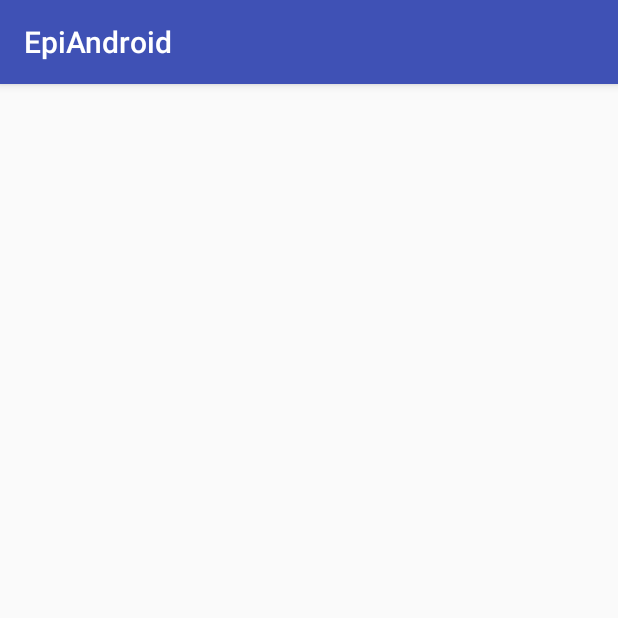
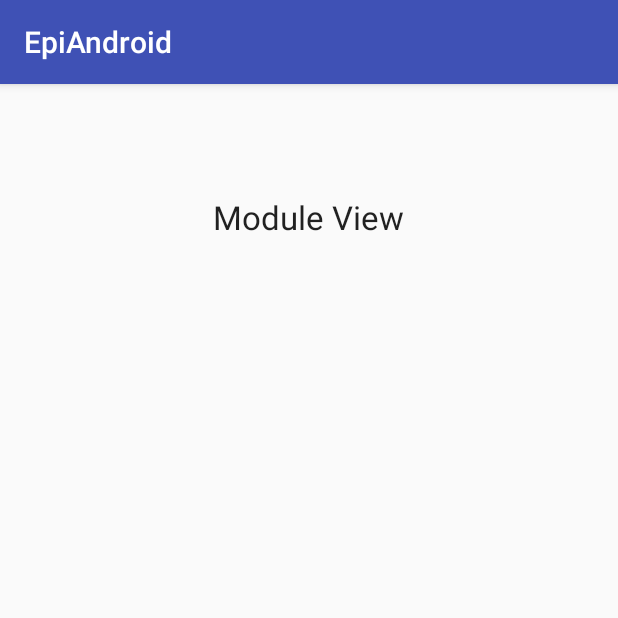
Before and after one commit to dorianamouroux/intra-epitech-client-android, an Android app: the HomeActivity screen opened directly, with no data from a screen before it, in the side drawer, after a tap on "Schedule", on a phone screen of 412 x 824 dp, the top half of it. Run offline under Robolectric (Android 15) with nearby library versions, the phone set to English and light mode, and no system bars.

```diff
--- a/app/build.gradle
+++ b/app/build.gradle
@@ -25,4 +25,5 @@ dependencies {
     compile 'com.android.support:appcompat-v7:23.1.1'
     compile 'com.android.support:design:23.1.1'
     compile 'com.loopj.android:android-async-http:1.4.9'
+    compile 'com.android.support:support-v4:23.1.1'
 }
--- a/app/src/main/java/android/dorianamouroux/fr/epiandroid/HomeActivity.java
+++ /dev/null
@@ -1,54 +0,0 @@
-package android.dorianamouroux.fr.epiandroid;
-
-import android.app.Fragment;
-import android.app.FragmentManager;
-import android.support.design.widget.NavigationView;
-import android.support.v4.view.GravityCompat;
-import android.support.v4.widget.DrawerLayout;
-import android.support.v7.app.AppCompatActivity;
-import android.os.Bundle;
-import android.view.MenuItem;
-
-public class HomeActivity extends AppCompatActivity {
-    private DrawerLayout drawerLayout;
-    private NavigationView navigationView;
-
-    @Override
-    protected void onCreate(Bundle savedInstanceState) {
-        super.onCreate(savedInstanceState);
-        setContentView(R.layout.activity_home);
-
-        drawerLayout = (DrawerLayout) findViewById(R.id.drawer_layout);
-
-        navigationView = (NavigationView) findViewById(R.id.nav_view);
-        navigationView.setNavigationItemSelectedListener(new NavigationView.OnNavigationItemSelectedListener() {
-            // Select item in the NavigationDrawer
-            @Override
-            public boolean onNavigationItemSelected(MenuItem menuItem) {
-                switch (menuItem.getItemId()) {
-                    case R.id.license:
-                        break;
-                    case R.id.profile:
-                        break;
-                    case R.id.schedule:
-                        break;
-                    case R.id.module:
-                        break;
-                }
-                drawerLayout.closeDrawers();
-                return true;
-            }
-        });
-    }
-
-    @Override
-    public boolean onOptionsItemSelected(MenuItem item) {
-        switch (item.getItemId()) {
-            case android.R.id.home:
-                drawerLayout.openDrawer(GravityCompat.START);
-                return true;
-        }
-        return super.onOptionsItemSelected(item);
-    }
-
-}
--- /dev/null
+++ b/app/src/main/java/android/dorianamouroux/fr/epiandroid/activity/HomeActivity.java
@@ -0,0 +1,77 @@
+package android.dorianamouroux.fr.epiandroid;
+
+import android.app.Activity;
+import android.app.Fragment;
+import android.app.FragmentManager;
+import android.app.FragmentTransaction;
+import android.support.design.widget.NavigationView;
+import android.support.v4.view.GravityCompat;
+import android.support.v4.widget.DrawerLayout;
+import android.support.v7.app.AppCompatActivity;
+import android.os.Bundle;
+import android.view.MenuItem;
+
+public class HomeActivity extends AppCompatActivity {
+    private DrawerLayout    _drawerLayout;
+    private NavigationView  _navigationView;
+
+    @Override
+    protected void onCreate(Bundle savedInstanceState) {
+        super.onCreate(savedInstanceState);
+        setContentView(R.layout.activity_home);
+
+        _drawerLayout = (DrawerLayout) findViewById(R.id.drawer_layout);
+
+        _navigationView = (NavigationView) findViewById(R.id.nav_view);
+        _navigationView.setNavigationItemSelectedListener(new NavigationView.OnNavigationItemSelectedListener() {
+            // Select item in the NavigationDrawer
+            @Override
+            public boolean onNavigationItemSelected(MenuItem menuItem) {
+                switch (menuItem.getItemId()) {
+                    case R.id.license:
+                        break;
+                    case R.id.profile:
+                        OnFragProfileSelected();
+                    case R.id.schedule:
+                        OnFragScheduleSelected();
+                    case R.id.module:
+                        OnFragModuleSelected();
+                }
+                _drawerLayout.closeDrawers();
+                return true;
+            }
+        });
+    }
+
+    @Override
+    public boolean onOptionsItemSelected(MenuItem item) {
+        switch (item.getItemId()) {
+            case android.R.id.home:
+                _drawerLayout.openDrawer(GravityCompat.START);
+                return true;
+        }
+        return super.onOptionsItemSelected(item);
+    }
+
+    public void OnFragProfileSelected() {
+        ProfileFragment _newFragment = new ProfileFragment();
+        FragmentTransaction transaction = getFragmentManager().beginTransaction();
+        transaction.replace(R.id.fragment_container, _newFragment);
+        transaction.commit();
+    }
+
+    public void OnFragModuleSelected() {
+        ModuleFragment _newFragment = new ModuleFragment();
+        FragmentTransaction transaction = getFragmentManager().beginTransaction();
+        transaction.replace(R.id.fragment_container, _newFragment);
+        transaction.commit();
+    }
+
+    public void OnFragScheduleSelected() {
+        ScheduleFragment _newFragment = new ScheduleFragment();
+        FragmentTransaction transaction = getFragmentManager().beginTransaction();
+        transaction.replace(R.id.fragment_container, _newFragment);
+        transaction.commit();
+    }
+
+}
--- a/app/src/main/java/android/dorianamouroux/fr/epiandroid/ScheduleFragment.java
+++ b/app/src/main/java/android/dorianamouroux/fr/epiandroid/fragment/ScheduleFragment.java
@@ -2,7 +2,7 @@ package android.dorianamouroux.fr.epiandroid;
 
 import android.os.Bundle;
 import android.support.annotation.Nullable;
-import android.support.v4.app.Fragment;
+import android.app.Fragment;
 import android.view.LayoutInflater;
 import android.view.View;
 import android.view.ViewGroup;
--- a/app/src/main/res/layout/activity_home.xml
+++ b/app/src/main/res/layout/activity_home.xml
@@ -5,6 +5,12 @@
     xmlns:app="http://schemas.android.com/apk/res-auto"
     android:layout_width="match_parent"
     android:layout_height="match_parent">
+
+<FrameLayout
+    android:id="@+id/fragment_container"
+    android:layout_width="match_parent"
+    android:layout_height="match_parent"
+    android:layout_below="@+id/view" />
 
 <FrameLayout
     android:id="@+id/content"
```
Also changed, not shown: app/src/main/java/android/dorianamouroux/fr/epiandroid/activity/MainActivity.java (renamed from app/src/main/java/android/dorianamouroux/fr/epiandroid/MainActivity.java, +9 -0 lines), app/src/main/java/android/dorianamouroux/fr/epiandroid/fragment/ModuleFragment.java (renamed from app/src/main/java/android/dorianamouroux/fr/epiandroid/ProfileFragment.java, +3 -4 lines), app/src/main/java/android/dorianamouroux/fr/epiandroid/fragment/ProfileFragment.java (renamed from app/src/main/java/android/dorianamouroux/fr/epiandroid/ModuleFragment.java, +5 -3 lines), app/src/main/res/layout/content_main.xml (+9 -1 lines), app/src/main/java/android/dorianamouroux/fr/epiandroid/utils/IntraAPI.java (renamed from app/src/main/java/android/dorianamouroux/fr/epiandroid/IntraAPI.java).
